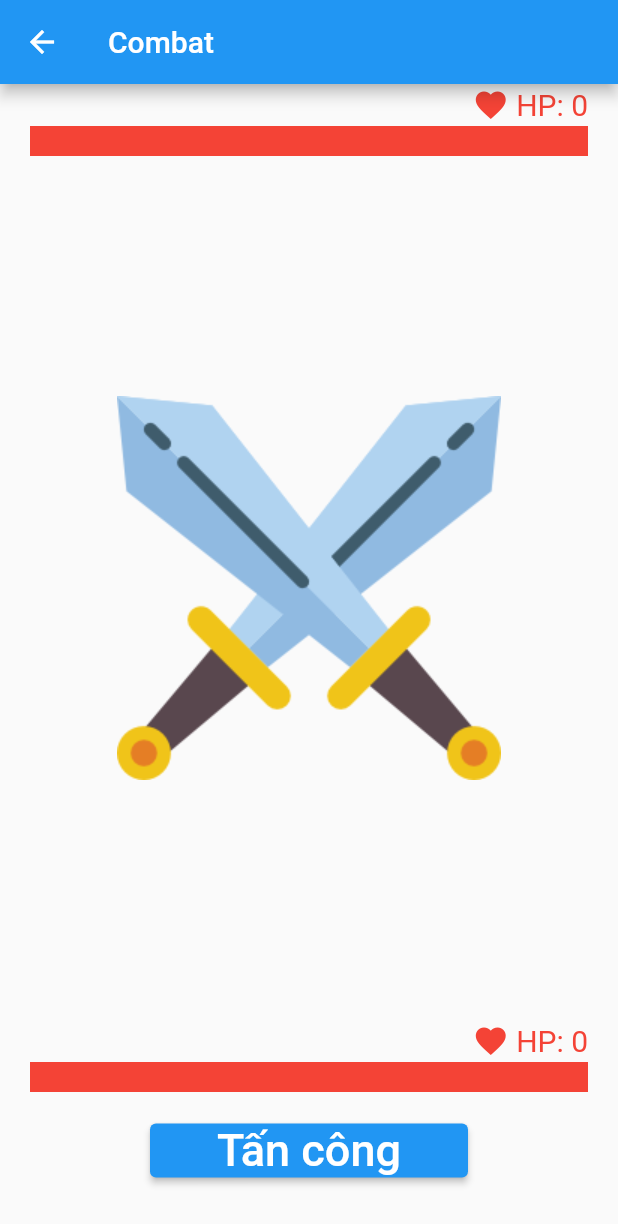
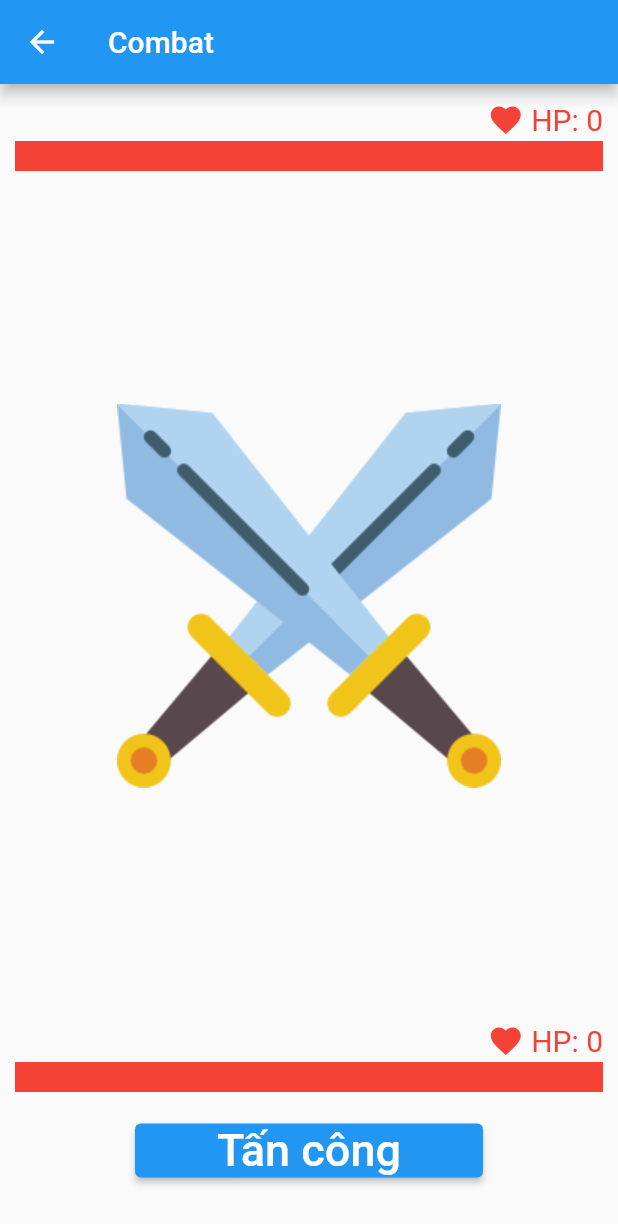
Before and after one commit to phuc1710/Intro2SE-Simple-RPG, a Flutter app: the Combat screen opened directly with empty values, on a phone screen of 412 x 824 dp. Shown: the top 1224 px of the screen. Run offline on Flutter 3.47's test engine with Material 2 defaults, Android fonts, the phone set to English and light mode, and no system bars; our stand-ins replace firebase_core, firebase_database, flutter_spinkit, focused_menu, image_picker; missing offline and left inert: ntp; accounts and stored records are empty; statements that could not run were skipped.

Commit message:
centering equip, top padding combat

```diff
--- a/lib/screens/combat/combat.dart
+++ b/lib/screens/combat/combat.dart
@@ -72,7 +72,7 @@ class _CombatState extends State<Combat> {
           title: Text('Combat'),
         ),
         body: Padding(
-          padding: const EdgeInsets.symmetric(horizontal: 20.0),
+          padding: const EdgeInsets.fromLTRB(10.0, 10.0, 10.0, 0),
           child: Column(
             mainAxisAlignment: MainAxisAlignment.center,
             children: [
```
Also changed, not shown: lib/screens/inventory/equipped/equipped.dart (+6 -3 lines).
